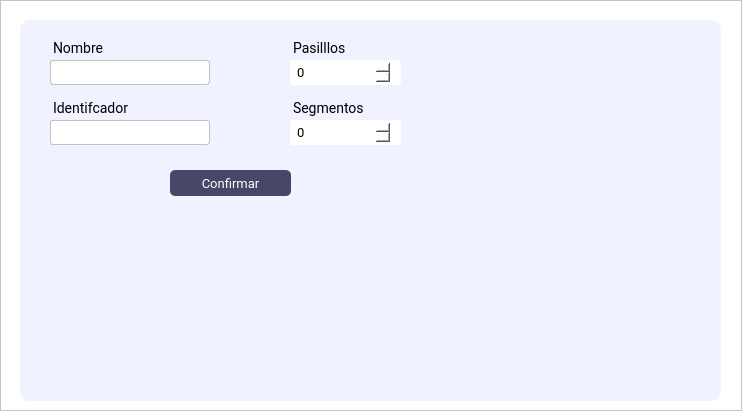
Above: Interfaces/main/Ui/nueva_area.ui from juanignaciocansillieri/bullsoft before the change. Below: the same form after it.
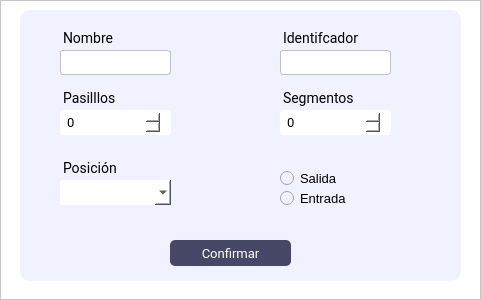
That is the form after the change.

Patch:
```diff
--- a/Interfaces/main/Ui/nueva_area.ui
+++ b/Interfaces/main/Ui/nueva_area.ui
@@ -6,10 +6,16 @@
    <rect>
     <x>0</x>
     <y>0</y>
-    <width>742</width>
-    <height>411</height>
+    <width>481</width>
+    <height>300</height>
    </rect>
   </property>
+  <property name="maximumSize">
+   <size>
+    <width>16777215</width>
+    <height>300</height>
+   </size>
+  </property>
   <property name="windowTitle">
    <string>MainWindow</string>
   </property>
@@ -35,7 +41,7 @@
       <property name="minimumSize">
        <size>
         <width>0</width>
-        <height>300</height>
+        <height>0</height>
        </size>
       </property>
       <property name="maximumSize">
@@ -58,9 +64,9 @@
        <property name="geometry">
         <rect>
          <x>20</x>
-         <y>20</y>
-         <width>701</width>
-         <height>381</height>
+         <y>10</y>
+         <width>441</width>
+         <height>271</height>
         </rect>
        </property>
        <property name="maximumSize">
@@ -111,9 +117,9 @@
        <widget class="QLineEdit" name="motivo_input">
         <property name="geometry">
          <rect>
-          <x>20</x>
+          <x>30</x>
           <y>40</y>
-          <width>170</width>
+          <width>121</width>
           <height>25</height>
          </rect>
         </property>
@@ -152,7 +158,7 @@
         <property name="geometry">
          <rect>
           <x>150</x>
-          <y>150</y>
+          <y>230</y>
           <width>121</width>
           <height>26</height>
          </rect>
@@ -186,7 +192,7 @@
        <widget class="QLabel" name="label_egr_ing">
         <property name="geometry">
          <rect>
-          <x>20</x>
+          <x>30</x>
           <y>10</y>
           <width>131</width>
           <height>27</height>
@@ -213,8 +219,8 @@
        <widget class="QLabel" name="label_egr_ing_2">
         <property name="geometry">
          <rect>
-          <x>20</x>
-          <y>70</y>
+          <x>250</x>
+          <y>10</y>
           <width>131</width>
           <height>27</height>
          </rect>
@@ -240,9 +246,9 @@
        <widget class="QLineEdit" name="motivo_input_2">
         <property name="geometry">
          <rect>
-          <x>20</x>
-          <y>100</y>
-          <width>170</width>
+          <x>250</x>
+          <y>40</y>
+          <width>121</width>
           <height>25</height>
          </rect>
         </property>
@@ -280,8 +286,8 @@
        <widget class="QLabel" name="label_pasillos">
         <property name="geometry">
          <rect>
-          <x>260</x>
-          <y>10</y>
+          <x>30</x>
+          <y>70</y>
           <width>131</width>
           <height>27</height>
          </rect>
@@ -307,7 +313,7 @@
        <widget class="QLabel" name="label_pasillos_2">
         <property name="geometry">
          <rect>
-          <x>260</x>
+          <x>250</x>
           <y>70</y>
           <width>131</width>
           <height>27</height>
@@ -334,7 +340,7 @@
        <widget class="QSpinBox" name="segmentos_num">
         <property name="geometry">
          <rect>
-          <x>260</x>
+          <x>250</x>
           <y>100</y>
           <width>121</width>
           <height>25</height>
@@ -362,8 +368,8 @@
        <widget class="QSpinBox" name="pasillos_num">
         <property name="geometry">
          <rect>
-          <x>260</x>
-          <y>40</y>
+          <x>30</x>
+          <y>100</y>
           <width>121</width>
           <height>25</height>
          </rect>
@@ -384,6 +390,106 @@
          <number>999</number>
         </property>
        </widget>
+       <widget class="QComboBox" name="comboBox">
+        <property name="geometry">
+         <rect>
+          <x>30</x>
+          <y>170</y>
+          <width>121</width>
+          <height>25</height>
+         </rect>
+        </property>
+        <property name="styleSheet">
+         <string notr="true">background-color: #fff;
+border-radius: 3px;
+padding: 4 5px;
+color: rgb(0, 0, 0);
+font-family:Roboto;
+border: none;
+font-size:13px;
+font-weight: 400;
+margin-left: 10px;
+</string>
+        </property>
+       </widget>
+       <widget class="QLabel" name="label_pasillos_3">
+        <property name="geometry">
+         <rect>
+          <x>30</x>
+          <y>140</y>
+          <width>131</width>
+          <height>27</height>
+         </rect>
+        </property>
+        <property name="font">
+         <font>
+          <family>Roboto</family>
+          <pointsize>-1</pointsize>
+         </font>
+        </property>
+        <property name="styleSheet">
+         <string notr="true">font-family: Roboto;
+font-size: 14px;
+margin-top:10px;
+margin-left:10px
+
+</string>
+        </property>
+        <property name="text">
+         <string>Posición</string>
+        </property>
+       </widget>
+       <widget class="QRadioButton" name="radioButton">
+        <property name="geometry">
+         <rect>
+          <x>260</x>
+          <y>180</y>
+          <width>82</width>
+          <height>17</height>
+         </rect>
+        </property>
+        <property name="font">
+         <font>
+          <pointsize>10</pointsize>
+         </font>
+        </property>
+        <property name="text">
+         <string>Entrada</string>
+        </property>
+        <property name="iconSize">
+         <size>
+          <width>25</width>
+          <height>24</height>
+         </size>
+        </property>
+        <property name="checkable">
+         <bool>true</bool>
+        </property>
+        <property name="checked">
+         <bool>false</bool>
+        </property>
+       </widget>
+       <widget class="QRadioButton" name="radioButton_2">
+        <property name="geometry">
+         <rect>
+          <x>260</x>
+          <y>160</y>
+          <width>82</width>
+          <height>17</height>
+         </rect>
+        </property>
+        <property name="font">
+         <font>
+          <pointsize>10</pointsize>
+         </font>
+        </property>
+        <property name="text">
+         <string>Salida</string>
+        </property>
+        <property name="autoExclusive">
+         <bool>false</bool>
+        </property>
+       </widget>
       </widget>
      </widget>
     </item>
```
Left out of the diff: 2 changed lines with no effect on the pictures.
